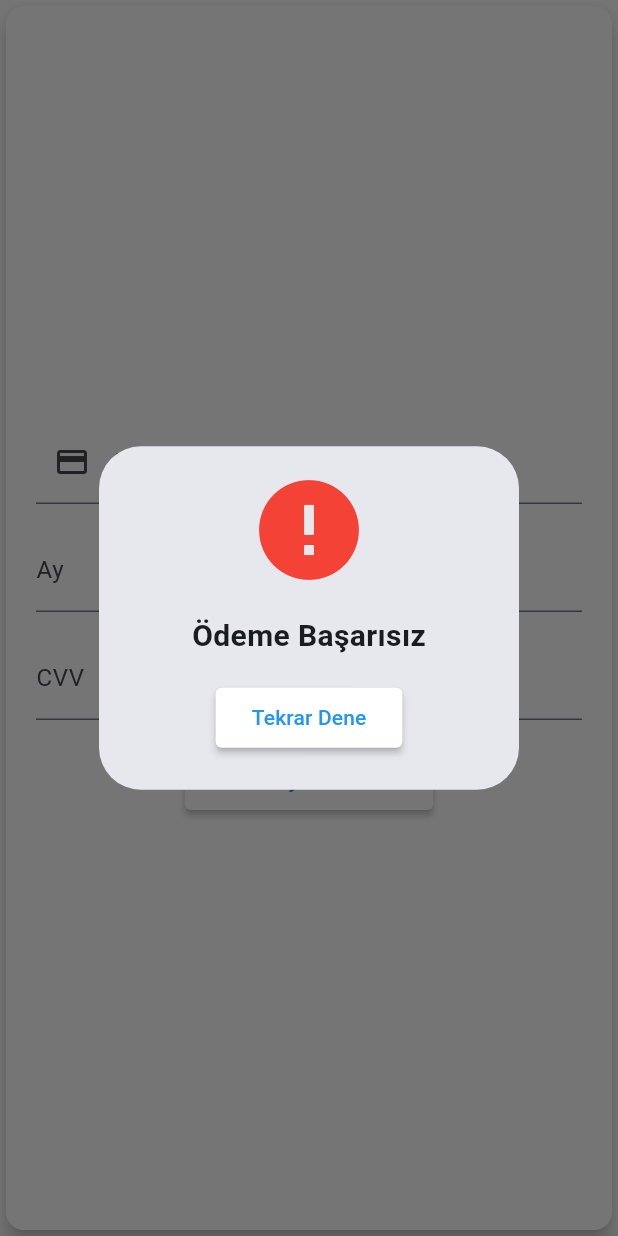
After one commit to berkeyilmaz1/rent-a-car-flutter, a Flutter app: the PaymentView screen opened by its route, after a tap on "Ödemeyi Tamamla", on a phone screen of 412 x 824 dp. The commit adds this screen. Run offline on Flutter 3.47's test engine with Material 3 defaults, Android fonts, the phone set to English and light mode, and no system bars; our stand-ins replace equatable, go_router; missing offline and left inert: vexana; project files that could hold a hidden picture were left out.

Commit message:
payment view done

```diff
--- /dev/null
+++ b/lib/features/payment/view/payment_view.dart
@@ -0,0 +1,188 @@
+import 'package:flutter/material.dart';
+import 'package:flutter/services.dart';
+import 'package:rent_a_car/features/auth/widgets/auth_button.dart';
+import 'package:rent_a_car/product/initialize/router/route_tree.dart';
+import 'package:rent_a_car/product/utils/border_radius_general.dart';
+import 'package:rent_a_car/product/widgets/page/page_padding.dart';
+import 'package:rent_a_car/product/widgets/widget_sizes.dart';
+
+final class PaymentView extends StatefulWidget {
+  const PaymentView({super.key});
+
+  @override
+  State<PaymentView> createState() => _PaymentViewState();
+}
+
+class _PaymentViewState extends State<PaymentView> {
+  final _cardNumberController = TextEditingController();
+  final _monthController = TextEditingController();
+  final _yearController = TextEditingController();
+  final _cvvController = TextEditingController();
+
+  @override
+  Widget build(BuildContext context) {
+    return Card(
+      color: Theme.of(context).colorScheme.onPrimary,
+      elevation: WidgetSizes.spacingXSs,
+      shape: const RoundedRectangleBorder(
+        borderRadius: BorderRadiusGeneral.allLow(),
+      ),
+      child: Padding(
+        padding: const PagePadding.all(),
+        child: Column(
+          mainAxisAlignment: MainAxisAlignment.center,
+          children: [
+            TextFormField(
+              controller: _cardNumberController,
+              decoration: const InputDecoration(
+                labelText: 'Kart Numarası',
+                prefixIcon: Icon(Icons.credit_card),
+              ),
+              keyboardType: TextInputType.number,
+              inputFormatters: [
+                FilteringTextInputFormatter.digitsOnly,
+                LengthLimitingTextInputFormatter(16),
+              ],
+            ),
+            const SizedBox(height: WidgetSizes.spacingM),
+            Row(
+              children: [
+                Expanded(
+                  child: TextFormField(
+                    controller: _monthController,
+                    decoration: const InputDecoration(
+                      labelText: 'Ay',
+                      hintText: 'AA',
+                    ),
+                    keyboardType: TextInputType.number,
+                    inputFormatters: [
+                      FilteringTextInputFormatter.digitsOnly,
+                      LengthLimitingTextInputFormatter(2),
+                    ],
+                  ),
+                ),
+                const Padding(
+                  padding: EdgeInsets.symmetric(horizontal: 8),
+                  child: Text('/'),
+                ),
+                Expanded(
+                  child: TextFormField(
+                    controller: _yearController,
+                    decoration: const InputDecoration(
+                      labelText: 'Yıl',
+                      hintText: 'YY',
+                    ),
+                    keyboardType: TextInputType.number,
+                    inputFormatters: [
+                      FilteringTextInputFormatter.digitsOnly,
+                      LengthLimitingTextInputFormatter(2),
+                    ],
+                  ),
+                ),
+              ],
+            ),
+            const SizedBox(height: WidgetSizes.spacingM),
+            TextFormField(
+              controller: _cvvController,
+              decoration: const InputDecoration(
+                labelText: 'CVV',
+              ),
+              keyboardType: TextInputType.number,
+              inputFormatters: [
+                FilteringTextInputFormatter.digitsOnly,
+                LengthLimitingTextInputFormatter(3),
+              ],
+              obscureText: true,
+            ),
+            const SizedBox(height: WidgetSizes.spacingM),
+            AuthButton(
+              onPressed: _processPayment,
+              buttonName: 'Ödemeyi Tamamla',
+            ),
+          ],
+        ),
+      ),
+    );
+  }
+
+  void _processPayment() {
+    if (_validatePaymentDetails()) {
+      _showSuccessDialog();
+    } else {
+      _showErrorDialog();
+    }
+  }
+
+  void _showSuccessDialog() {
+    showDialog<AlertDialog>(
+      context: context,
+      builder: (context) => AlertDialog(
+        content: Column(
+          mainAxisSize: MainAxisSize.min,
+          children: [
+            const Icon(Icons.check_circle, color: Colors.green, size: 80),
+            const SizedBox(height: 16),
+            const Text(
+              'Ödeme Başarılı',
+              style: TextStyle(
+                fontSize: 20,
+                fontWeight: FontWeight.bold,
+              ),
+            ),
+            const SizedBox(height: WidgetSizes.spacingM),
+            AuthButton(
+              onPressed: () {
+                Navigator.of(context).pop();
+                const SelectionViewRoute().go(context);
+              },
+              buttonName: 'Kapat',
+            ),
+          ],
+        ),
+      ),
+    );
+  }
+
+  void _showErrorDialog() {
+    showDialog<AlertDialog>(
+      context: context,
+      builder: (context) => AlertDialog(
+        content: Column(
+          mainAxisSize: MainAxisSize.min,
+          children: [
+            const Icon(Icons.error, color: Colors.red, size: 80),
+            const SizedBox(height: 16),
+            const Text(
+              'Ödeme Başarısız',
+              style: TextStyle(
+                fontSize: 20,
+                fontWeight: FontWeight.bold,
+              ),
+            ),
+            const SizedBox(height: WidgetSizes.spacingM),
+            AuthButton(
+              onPressed: () => Navigator.of(context).pop(),
+              buttonName: 'Tekrar Dene',
+            ),
+          ],
+        ),
+      ),
+    );
+  }
+
+  bool _validatePaymentDetails() {
+    return _cardNumberController.text.length == 16 &&
+        _monthController.text.length == 2 &&
+        _yearController.text.length == 2 &&
+        _cvvController.text.length == 3;
+  }
+
+  @override
+  void dispose() {
+    _cardNumberController.dispose();
+    _monthController.dispose();
+    _yearController.dispose();
+    _cvvController.dispose();
+    super.dispose();
+  }
+}
--- a/lib/features/reservation/view/reservation_view.dart
+++ b/lib/features/reservation/view/reservation_view.dart
@@ -1,6 +1,7 @@
 import 'package:flutter/material.dart';
 import 'package:go_router/go_router.dart';
 import 'package:rent_a_car/features/home/widgets/car_card.dart';
+import 'package:rent_a_car/features/payment/view/payment_view.dart';
 import 'package:rent_a_car/features/reservation/view/mixin/reservation_view_mixin.dart';
 import 'package:rent_a_car/features/reservation/widgets/car_info.dart';
 import 'package:rent_a_car/product/initialize/service/models/car/car.dart';
@@ -53,7 +54,7 @@ class _ReservationViewState extends State<ReservationView>
                 ),
                 Step(
                   title: const Text('Ödeme'),
-                  content: const SizedBox.shrink(),
+                  content: const PaymentView(),
                   isActive: currentStep == 2,
                 ),
               ],
--- a/lib/product/initialize/router/constants/route_paths.dart
+++ b/lib/product/initialize/router/constants/route_paths.dart
@@ -4,4 +4,5 @@ final class RoutePaths {
   static const String splash = '/';
   static const String reservation = '/reservation';
   static const String selection = '/selection';
+  static const String payment = '/payment';
 }
--- a/lib/product/initialize/router/route_tree.dart
+++ b/lib/product/initialize/router/route_tree.dart
@@ -2,6 +2,7 @@ import 'package:flutter/material.dart';
 import 'package:go_router/go_router.dart';
 import 'package:rent_a_car/features/auth/view/auth_view.dart';
 import 'package:rent_a_car/features/home/view/home_view.dart';
+import 'package:rent_a_car/features/payment/view/payment_view.dart';
 import 'package:rent_a_car/features/reservation/view/reservation_view.dart';
 import 'package:rent_a_car/features/selection/view/selection_view.dart';
 import 'package:rent_a_car/product/initialize/router/constants/route_paths.dart';
@@ -51,3 +52,13 @@ final class SelectionViewRoute extends GoRouteData {
     return const SelectionView();
   }
 }
+
+@TypedGoRoute<PaymentViewRoute>(path: RoutePaths.payment)
+final class PaymentViewRoute extends GoRouteData {
+  const PaymentViewRoute();
+
+  @override
+  Widget build(BuildContext context, GoRouterState state) {
+    return const PaymentView();
+  }
+}
```
Also changed, not shown: lib/product/initialize/router/route_tree.g.dart.
